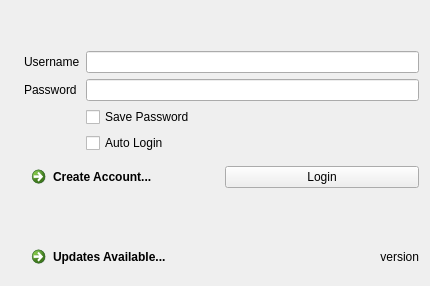
The window that ggpo/gui/ui/logindialog.ui (rumbler/pyside2ggpo) describes before a commit, drawn with Qt 5.
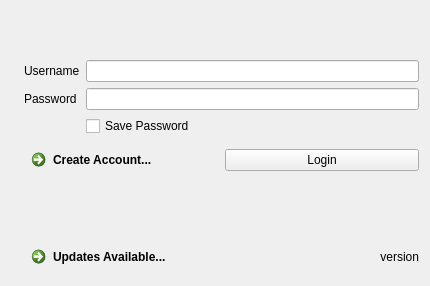
The same window after the commit. Icons and pictures are not drawn.

Commit message: remove option to auto-login from the login dialog

Patch:
```diff
--- a/ggpo/gui/ui/logindialog.ui
+++ b/ggpo/gui/ui/logindialog.ui
@@ -91,16 +91,6 @@
          </property>
         </widget>
        </item>
-       <item row="4" column="1">
-        <widget class="QCheckBox" name="uiAutologinChk">
-         <property name="layoutDirection">
-          <enum>Qt::LeftToRight</enum>
-         </property>
-         <property name="text">
-          <string>Auto Login</string>
-         </property>
-        </widget>
-       </item>
       </layout>
      </item>
      <item>
```
The commit also changes 1 other file.
